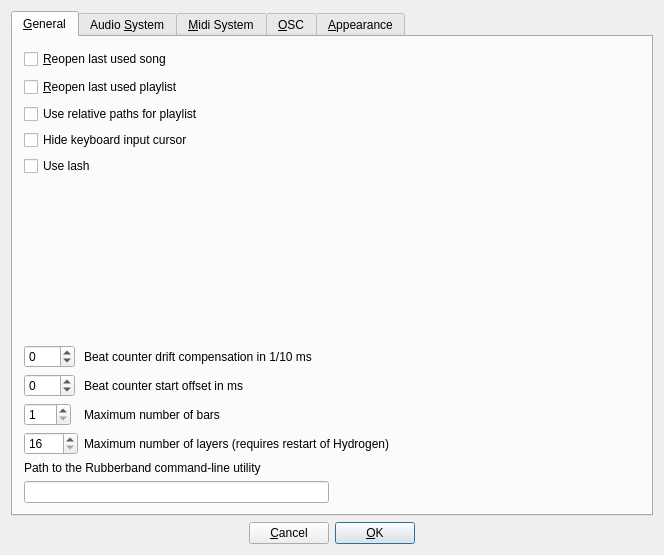
Before: the Qt Designer form src/gui/src/PreferencesDialog_UI.ui in hydrogen-music/hydrogen, drawn with Qt 5.
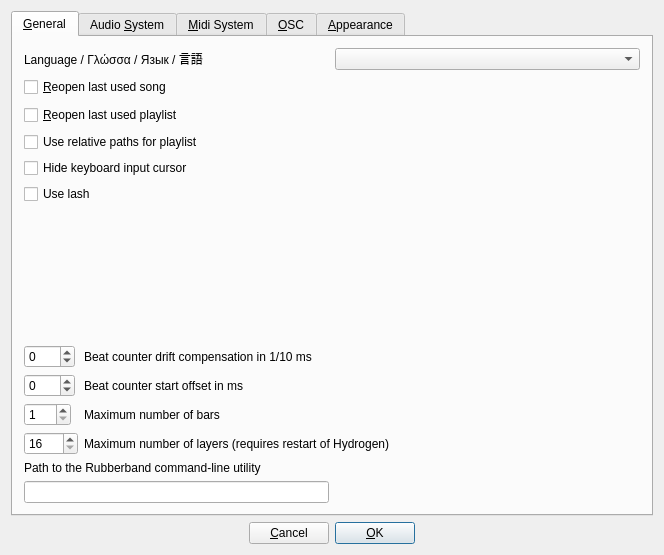
After: the same form once the commit is applied. Custom widgets are drawn as their Qt base class.

Commit message: Fix #929: translation selection prefers languages in wrong order. (#930)

Diff of the .ui file:
```diff
--- a/src/gui/src/PreferencesDialog_UI.ui
+++ b/src/gui/src/PreferencesDialog_UI.ui
@@ -39,6 +39,20 @@
        <string>&amp;General</string>
       </attribute>
       <layout class="QVBoxLayout" name="verticalLayout_3">
+       <item>
+        <layout class="QHBoxLayout" name="languageHorizontalLayout">
+         <item>
+          <widget class="QLabel" name="languageLabel">
+           <property name="text">
+            <string>Language / Γλώσσα / Язык / 言語</string>
+           </property>
+          </widget>
+         </item>
+         <item>
+          <widget class="QComboBox" name="languageComboBox"/>
+         </item>
+        </layout>
+       </item>
        <item>
         <widget class="QCheckBox" name="restoreLastUsedSongCheckbox">
          <property name="minimumSize">
```
The commit also changes 27 other files.
